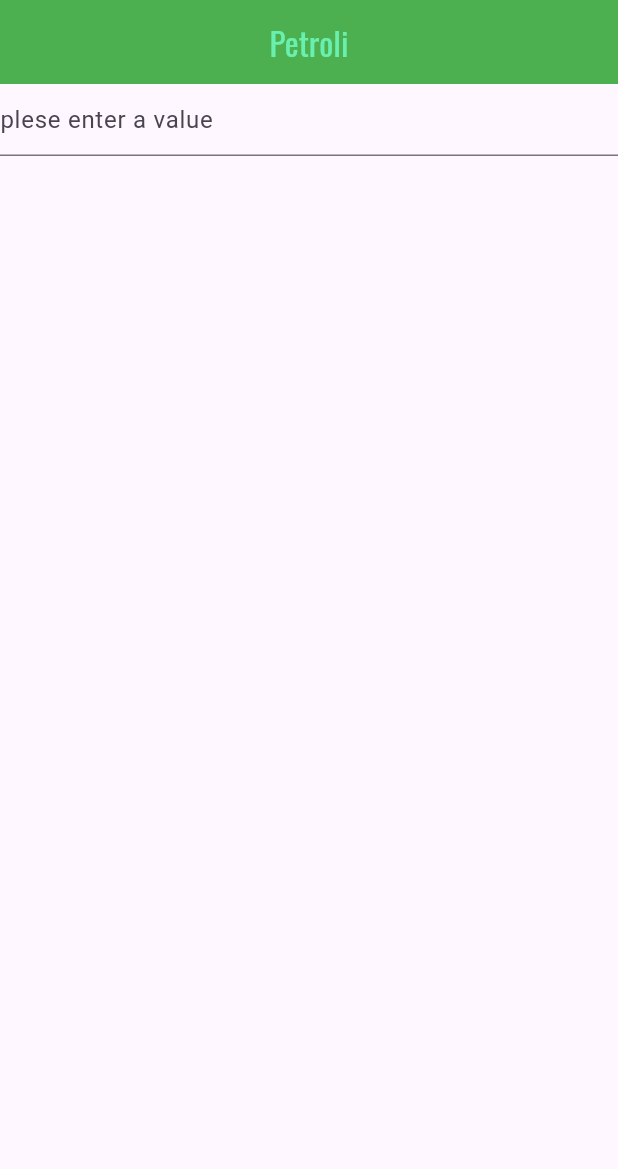
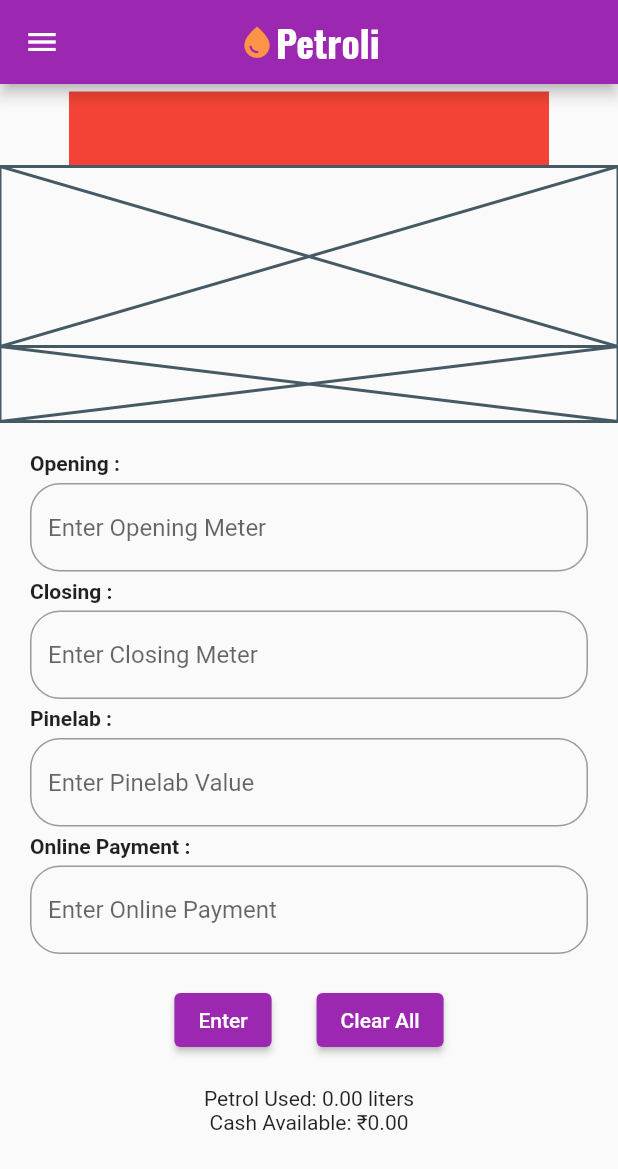
Before and after one commit to birmehto/petroli, a Flutter app: the screen it shows after launch, on a phone screen of 412 x 824 dp. Shown: the top 1169 px of the screen. Run offline on Flutter 3.47's test engine with Material 3 defaults, Android fonts, the phone set to English and light mode, and no system bars.

Commit message:
add changes

```diff
--- /dev/null
+++ b/lib/demo.dart
@@ -0,0 +1,228 @@
+import 'package:flutter/material.dart';
+
+class Homepage extends StatefulWidget {
+  const Homepage({Key? key}) : super(key: key);
+
+  @override
+  State<Homepage> createState() => _HomepageState();
+}
+
+class _HomepageState extends State<Homepage> {
+  final TextEditingController _opening = TextEditingController();
+  final TextEditingController _closing = TextEditingController();
+  final TextEditingController _pinlab = TextEditingController();
+  final TextEditingController _onlinePayment = TextEditingController();
+  double opvalue = 0;
+  double Clovalue = 0;
+  double pinevalue = 0;
+  double price = 96.45;
+
+  double petrolUsed = 0.0;
+  double cashAvailable = 0.0;
+
+  void _calculatePetrolAndCash() {
+    // Parse values from text controllers
+    double openingMeter = double.tryParse(_opening.text) ?? 0;
+    double closingMeter = double.tryParse(_closing.text) ?? 0;
+    double pinlabValue = double.tryParse(_pinlab.text) ?? 0;
+    double onlinePaymentValue = double.tryParse(_onlinePayment.text) ?? 0;
+
+    // Check if opening meter is less than closing meter
+    if (openingMeter < closingMeter) {
+      // Calculate petrol used
+      petrolUsed = closingMeter - openingMeter;
+
+      // Calculate cash available
+      cashAvailable = (petrolUsed * price) - pinlabValue - onlinePaymentValue;
+
+      // Update UI if needed
+      setState(() {});
+    } else {
+      // Show an error message or handle the case where opening meter is not less than closing meter
+      // You can display a snackbar or set an error message
+      ScaffoldMessenger.of(context).showSnackBar(
+        SnackBar(
+          content: Text('Opening meter must be less than closing meter'),
+        ),
+      );
+    }
+  }
+
+  @override
+  Widget build(BuildContext context) {
+    return SafeArea(
+      child: Scaffold(
+        resizeToAvoidBottomInset: false,
+        drawer: Drawer(
+          child: Column(
+            children: [
+              Container(
+                height: 50,
+                width: 320,
+                color: Colors.amber,
+              ),
+            ],
+          ),
+        ),
+        appBar: AppBar(
+          flexibleSpace: const Center(
+            child: Row(
+              mainAxisAlignment: MainAxisAlignment.center,
+              children: [
+                Icon(
+                  Icons.water_drop,
+                  color: Color.fromRGBO(253, 147, 70, 1),
+                  size: 25,
+                ),
+                Text(
+                  'Petroli',
+                  style: TextStyle(
+                      fontFamily: 'Oswald',
+                      fontWeight: FontWeight.bold,
+                      fontSize: 25,
+                      color: Colors.white),
+                ),
+              ],
+            ),
+          ),
+        ),
+        body: Column(
+          children: [
+            SizedBox(
+              height: 5,
+            ),
+            Container(
+              height: 50,
+              width: 320,
+              color: Colors.red,
+            ),
+            Placeholder(
+              fallbackHeight: 120,
+            ),
+            Placeholder(
+              fallbackHeight: 50,
+            ),
+            Container(
+              child: Padding(
+                padding: const EdgeInsets.all(20.0),
+                child: Column(
+                  crossAxisAlignment: CrossAxisAlignment.start,
+                  children: [
+                    Text(
+                      'Opening :',
+                      style: TextStyle(fontWeight: FontWeight.bold),
+                    ),
+                    SizedBox(
+                      height: 5,
+                    ),
+                    TextField(
+                      controller: _opening,
+                      decoration: InputDecoration(
+                        hintText: 'Enter Opening Meter',
+                        border: OutlineInputBorder(
+                          borderRadius: BorderRadius.circular(20),
+                        ),
+                      ),
+                    ),
+                    SizedBox(
+                      height: 5,
+                    ),
+                    Text(
+                      'Closing :',
+                      style: TextStyle(fontWeight: FontWeight.bold),
+                    ),
+                    SizedBox(
+                      height: 5,
+                    ),
+                    TextField(
+                      controller: _closing,
+                      decoration: InputDecoration(
+                        hintText: 'Enter Closing Meter',
+                        border: OutlineInputBorder(
+                          borderRadius: BorderRadius.circular(20),
+                        ),
+                      ),
+                    ),
+                    SizedBox(
+                      height: 5,
+                    ),
+                    Text(
+                      'Pinelab :',
+                      style: TextStyle(fontWeight: FontWeight.bold),
+                    ),
+                    SizedBox(
+                      height: 5,
+                    ),
+                    TextField(
+                      controller: _pinlab,
+                      decoration: InputDecoration(
+                        hintText: 'Enter Pinelab Value',
+                        border: OutlineInputBorder(
+                          borderRadius: BorderRadius.circular(20),
+                        ),
+                      ),
+                    ),
+                    SizedBox(
+                      height: 5,
+                    ),
+                    Text(
+                      'Online Payment :',
+                      style: TextStyle(fontWeight: FontWeight.bold),
+                    ),
+                    SizedBox(
+                      height: 5,
+                    ),
+                    TextField(
+                      controller: _onlinePayment,
+                      decoration: InputDecoration(
+                        hintText: 'Enter Online Payment',
+                        border: OutlineInputBorder(
+                          borderRadius: BorderRadius.circular(20),
+                        ),
+                      ),
+                    ),
+                  ],
+                ),
+              ),
+            ),
+            Row(
+              mainAxisAlignment: MainAxisAlignment.center,
+              children: [
+                ElevatedButton(
+                  onPressed: () {
+                    _calculatePetrolAndCash();
+                  },
+                  child: Text('Enter'),
+                ),
+                SizedBox(
+                  width: 30,
+                ),
+                ElevatedButton(
+                  onPressed: () {
+                    // Clear all fields
+                    _opening.clear();
+                    _closing.clear();
+                    _pinlab.clear();
+                    _onlinePayment.clear();
+
+                    // Clear calculated values
+                    petrolUsed = 0.0;
+                    cashAvailable = 0.0;
+
+                    // Update UI
+                    setState(() {});
+                  },
+                  child: Text('Clear All'),
+                ),
+              ],
+            ),
+            // Display calculated values
+            SizedBox(height: 20),
+            Text('Petrol Used: ${petrolUsed.toStringAsFixed(2)} liters'),
+            Text('Cash Available: ₹${cashAvailable.toStringAsFixed(2)}'),
+          ],
+        ),
+      ),
+    );
+  }
+}
--- a/lib/main.dart
+++ b/lib/main.dart
@@ -1,5 +1,6 @@
 import 'package:flutter/material.dart';
-// import 'package:google_fonts/google_fonts.dart';
+
+import 'package:patroli/demo.dart';
 
 void main() {
   runApp(const Petroli());
@@ -11,23 +12,13 @@ class Petroli extends StatelessWidget {
   @override
   Widget build(BuildContext context) {
     return MaterialApp(
-      home: Scaffold(
-        appBar: AppBar(
-          backgroundColor: Colors.green,
-          title: const Center(
-            child: Text(
-              'Petroli',
-              style: TextStyle(color: Colors.greenAccent, fontFamily: 'Oswald'),
-            ),
-          ),
-        ),
-        body: const Column(children: [
-          TextField(
-            decoration: InputDecoration(
-              hintText: 'plese enter a value',
-            ),
-          )
-        ]),
+      debugShowCheckedModeBanner: false,
+      home: Homepage(),
+      theme: ThemeData(
+        // primaryColor: Color.fromRGBO(253, 147, 70, 1),
+        primarySwatch: Colors.purple,
+
+        useMaterial3: false,
       ),
     );
   }
--- a/pubspec.yaml
+++ b/pubspec.yaml
@@ -37,6 +37,7 @@ dependencies:
   cupertino_icons: ^1.0.2
   google_fonts: ^6.1.0
 
+
 dev_dependencies:
   flutter_test:
     sdk: flutter
@@ -46,7 +47,7 @@ dev_dependencies:
   # activated in the `analysis_options.yaml` file located at the root of your
   # package. See that file for information about deactivating specific lint
   # rules and activating additional ones.
-  flutter_lints: ^2.0.0
+  flutter_lints: ^3.0.1
 
 # For information on the generic Dart part of this file, see the
 # following page: https://dart.dev/tools/pub/pubspec
```
Also changed, not shown: lib/home.dart (added, +180 -0 lines), pubspec.lock.
